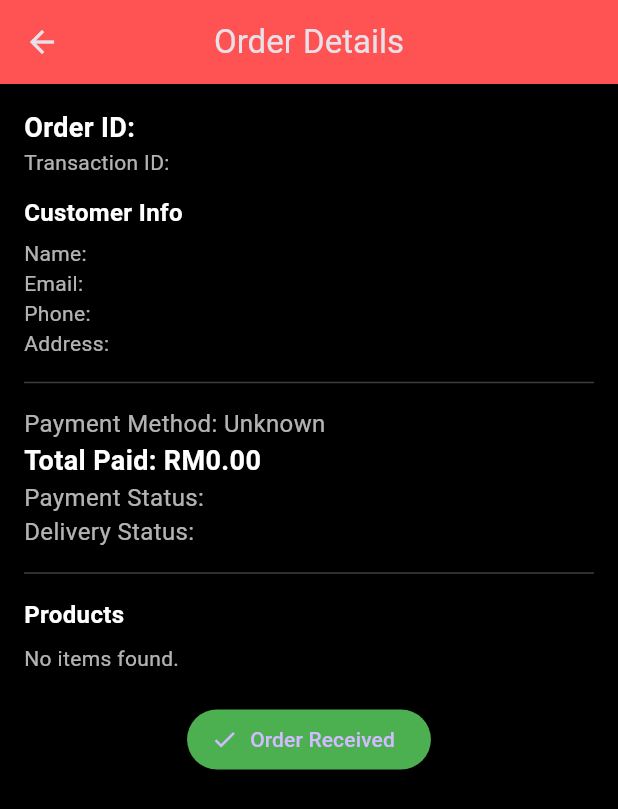
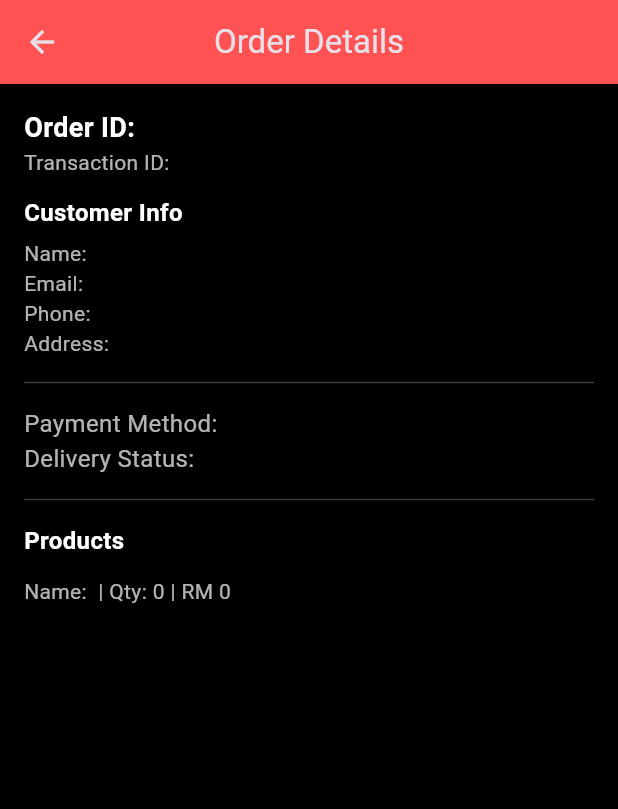
Before and after one commit to elysia-lys/flutter_ecommerce_with_payment_api, a Flutter app: the HistoryContentPage screen opened directly with empty values, on a phone screen of 412 x 824 dp. Shown: the top 809 px of the screen. Run offline on Flutter 3.47's test engine with Material 3 defaults, Android fonts, the phone set to English and light mode, and no system bars; our stand-ins replace carousel_slider, cloud_firestore, firebase_core, shared_preferences; missing offline and left inert: flutter_inappwebview; accounts and stored records are empty.

Commit message:
delivery status updated

```diff
--- a/code/valorant_ecom/lib/UIUX/pages/transaction_history/history_content.dart
+++ b/code/valorant_ecom/lib/UIUX/pages/transaction_history/history_content.dart
@@ -1,23 +1,13 @@
 import 'package:flutter/material.dart';
 import 'package:cloud_firestore/cloud_firestore.dart';
 
-/// Displays detailed order information for a given `orderId`.
-///
-/// This page retrieves order data from Firestore and shows all relevant details:
-/// - Transaction information (Order ID, Tx ID, payment method)
-/// - Customer details
-/// - Product list
-/// - Payment and delivery statuses
-///
-/// The user can also mark the order as "Received," which updates the delivery
-/// status to "Completed" in Firestore.
+/// Displays simplified order details for a given Firestore document ID in `paidProducts`.
 class HistoryContentPage extends StatefulWidget {
-  /// The Firestore document ID representing this order.
-  final String orderId;
+  final String docId; // Firestore document ID from paidProducts
 
   const HistoryContentPage({
     super.key,
-    required this.orderId,
+    required this.docId,
   });
 
   @override
@@ -25,30 +15,20 @@ class HistoryContentPage extends StatefulWidget {
 }
 
 class _HistoryContentPageState extends State<HistoryContentPage> {
-  /// Holds the loaded order document data from Firestore.
   Map<String, dynamic>? orderData;
-
-  /// Used to show a loading indicator while the order is being fetched.
   bool isLoading = true;
-
-  /// Tracks whether the user has confirmed receiving the order.
-  bool orderReceived = false;
 
   @override
   void initState() {
     super.initState();
-    _fetchOrder(); // Begin fetching order details on page initialization.
+    _fetchOrder();
   }
 
-  /// 🔹 Fetches the order document from Firestore using the provided `orderId`.
-  ///
-  /// On success, assigns the retrieved data to `orderData` and hides the loading spinner.
-  /// If the document is missing or an error occurs, logs the issue and stops loading.
   Future<void> _fetchOrder() async {
     try {
       final doc = await FirebaseFirestore.instance
-          .collection('orders')
-          .doc(widget.orderId)
+          .collection('paidProducts')
+          .doc(widget.docId)
           .get();
 
       if (doc.exists) {
@@ -57,7 +37,7 @@ class _HistoryContentPageState extends State<HistoryContentPage> {
           isLoading = false;
         });
       } else {
-        debugPrint("⚠️ Order not found: ${widget.orderId}");
+        debugPrint("⚠️ Order not found: ${widget.docId}");
         setState(() => isLoading = false);
       }
     } catch (e) {
@@ -66,27 +46,22 @@ class _HistoryContentPageState extends State<HistoryContentPage> {
     }
   }
 
-  /// 🔹 Marks the current order as received.
-  ///
-  /// Updates the Firestore document to set `deliveryStatus` = "Completed".
-  /// Also updates local UI state to immediately reflect the change.
-  Future<void> markOrderReceived() async {
+  Future<void> markOrderCompleted() async {
     if (orderData == null) return;
 
-    final orderRef =
-        FirebaseFirestore.instance.collection('orders').doc(widget.orderId);
+    final orderRef = FirebaseFirestore.instance
+        .collection('paidProducts')
+        .doc(widget.docId);
 
     await orderRef.update({'deliveryStatus': 'Completed'});
 
     setState(() {
-      orderReceived = true;
       orderData!['deliveryStatus'] = 'Completed';
     });
   }
 
   @override
   Widget build(BuildContext context) {
-    // 🔹 Display loading indicator while Firestore data is being fetched.
     if (isLoading) {
       return const Scaffold(
         backgroundColor: Colors.black,
@@ -96,7 +71,6 @@ class _HistoryContentPageState extends State<HistoryContentPage> {
       );
     }
 
-    // 🔹 Display fallback UI when order cannot be found.
     if (orderData == null) {
       return const Scaffold(
         backgroundColor: Colors.black,
@@ -109,33 +83,27 @@ class _HistoryContentPageState extends State<HistoryContentPage> {
       );
     }
 
-    // Extract relevant order details safely from Firestore data.
-    final productList =
-        List<Map<String, dynamic>>.from(orderData?['productList'] ?? []);
+    // Normalize product list
+    final productField = orderData?['product'];
+    final productList = <Map<String, dynamic>>[];
+
+    if (productField != null) {
+      if (productField is List) {
+        productList.addAll(List<Map<String, dynamic>>.from(productField));
+      } else if (productField is Map) {
+        productList.add(Map<String, dynamic>.from(productField));
+      }
+    }
+
     final custName = orderData?['custName'] ?? '-';
     final address = orderData?['address'] ?? '-';
     final email = orderData?['custEmail'] ?? '-';
     final number = orderData?['custContact'] ?? '-';
-    final txAmount = orderData?['txAmount'] ?? 0.0;
     final txId = orderData?['txId'] ?? '-';
-    final txChannel = orderData?['txChannel'] ?? '-';
-    final paymentStatus = orderData?['status'] ?? 'Pending';
-    final deliveryStatus = orderData?['deliveryStatus'] ?? 'Pending';
+    final orderId = orderData?['orderId'] ?? '-';
+    final paymentMethod = orderData?['paymentMethod'] ?? '-';
+    final deliveryStatus = orderData?['deliveryStatus'] ?? '-';
 
-    // Convert internal payment channel codes into readable payment methods.
-    String paymentMedium;
-    switch (txChannel) {
-      case 'DD':
-        paymentMedium = 'Online Banking';
-      case 'CC':
-        paymentMedium = 'Credit Card';
-      case 'EW':
-        paymentMedium = 'E-Wallet';
-      default:
-        paymentMedium = 'Unknown';
-    }
-
-    // 🔹 Build main order details UI
     return Scaffold(
       appBar: AppBar(
         title: const Text("Order Details"),
@@ -148,104 +116,60 @@ class _HistoryContentPageState extends State<HistoryContentPage> {
         child: Column(
           crossAxisAlignment: CrossAxisAlignment.start,
           children: [
-            // 🔸 Order ID & Transaction ID section
+            // Order IDs
             Text(
-              "Order ID: ${widget.orderId}",
+              "Order ID: $orderId",
               style: const TextStyle(
-                fontSize: 18,
-                fontWeight: FontWeight.bold,
-                color: Colors.white,
-              ),
+                  fontSize: 18, fontWeight: FontWeight.bold, color: Colors.white),
             ),
-            Text(
-              "Transaction ID: $txId",
-              style: const TextStyle(color: Colors.white70),
-            ),
+            Text("Transaction ID: $txId",
+                style: const TextStyle(color: Colors.white70)),
             const SizedBox(height: 12),
 
-            // 🔸 Customer information section
-            const Text(
-              "Customer Info",
-              style: TextStyle(
-                fontSize: 16,
-                fontWeight: FontWeight.bold,
-                color: Colors.white,
-              ),
-            ),
+            // Customer info
+            const Text("Customer Info",
+                style: TextStyle(
+                    fontSize: 16, fontWeight: FontWeight.bold, color: Colors.white)),
             const SizedBox(height: 6),
-            Text("Name: $custName",
-                style: const TextStyle(color: Colors.white70)),
-            Text("Email: $email",
-                style: const TextStyle(color: Colors.white70)),
-            Text("Phone: $number",
-                style: const TextStyle(color: Colors.white70)),
-            Text("Address: $address",
-                style: const TextStyle(color: Colors.white70)),
+            Text("Name: $custName", style: const TextStyle(color: Colors.white70)),
+            Text("Email: $email", style: const TextStyle(color: Colors.white70)),
+            Text("Phone: $number", style: const TextStyle(color: Colors.white70)),
+            Text("Address: $address", style: const TextStyle(color: Colors.white70)),
             const Divider(height: 32, color: Colors.white24),
 
-            // 🔸 Payment information section
-            Text(
-              "Payment Method: $paymentMedium",
-              style: const TextStyle(color: Colors.white70, fontSize: 16),
-            ),
-            Text(
-              "Total Paid: RM${double.tryParse(txAmount.toString())?.toStringAsFixed(2) ?? '5.00'}",
-              style: const TextStyle(
-                color: Colors.white,
-                fontWeight: FontWeight.bold,
-                fontSize: 18,
-              ),
-            ),
-            Text(
-              "Payment Status: $paymentStatus",
-              style: const TextStyle(color: Colors.white70, fontSize: 16),
-            ),
-            Text(
-              "Delivery Status: $deliveryStatus",
-              style: const TextStyle(color: Colors.white70, fontSize: 16),
-            ),
+            // Payment & Delivery info
+            Text("Payment Method: $paymentMethod",
+                style: const TextStyle(color: Colors.white70, fontSize: 16)),
+            Text("Delivery Status: $deliveryStatus",
+                style: const TextStyle(color: Colors.white70, fontSize: 16)),
             const Divider(height: 32, color: Colors.white24),
 
-            // 🔸 Product list section
-            const Text(
-              "Products",
-              style: TextStyle(
-                fontSize: 16,
-                fontWeight: FontWeight.bold,
-                color: Colors.white,
-              ),
-            ),
+            // Product list
+            const Text("Products",
+                style: TextStyle(
+                    fontSize: 16, fontWeight: FontWeight.bold, color: Colors.white)),
             const SizedBox(height: 8),
-
-            // Display each purchased product
             if (productList.isNotEmpty)
               ...productList.map(
                 (item) => Padding(
                   padding: const EdgeInsets.symmetric(vertical: 4),
                   child: Text(
-                    "Product ID: ${item['id'] ?? '-'} | Name: ${item['name'] ?? '-'} | Qty: ${item['qty']} | RM ${double.tryParse(item['amount'].toString())?.toStringAsFixed(2) ?? '5.00'}",
-                    style: const TextStyle(color: Colors.white70),
-                  ),
+                      "Name: ${item['name'] ?? '-'} | Qty: ${item['qty'] ?? 1} | RM ${item['amount'] ?? '0.00'}",
+                      style: const TextStyle(color: Colors.white70)),
                 ),
               )
             else
-              const Text(
-                "No items found.",
-                style: TextStyle(color: Colors.white70),
-              ),
+              const Text("No items found.", style: TextStyle(color: Colors.white70)),
 
             const SizedBox(height: 20),
-
-            // 🔸 Mark order as received button
-            if (!orderReceived && deliveryStatus != 'Completed')
+            // ✅ Show button only if status is "delivering"
+            if (deliveryStatus == 'delivering')
               Center(
                 child: ElevatedButton.icon(
                   icon: const Icon(Icons.check),
                   label: const Text("Order Received"),
-                  style: ElevatedButton.styleFrom(
-                    backgroundColor: Colors.green,
-                  ),
-                  onPressed: markOrderReceived,
+                  style: ElevatedButton.styleFrom(backgroundColor: Colors.green),
+                  onPressed: markOrderCompleted,
                 ),
               ),
           ],
--- a/code/valorant_ecom/lib/payment_API/order_checkout.dart
+++ b/code/valorant_ecom/lib/payment_API/order_checkout.dart
@@ -87,7 +87,6 @@ class _OrderCheckoutState extends State<OrderCheckout> {
                 })
             .toList(),
         "status": "pending_payment",
-        "deliveryStatus": "not_started",
         "createdAt": DateTime.now(),
       };
 
@@ -144,7 +143,6 @@ class _OrderCheckoutState extends State<OrderCheckout> {
     }
   }
 
-  /// Custom validator for each input field
   String? _validateField(String label, String? value) {
     if (value == null || value.trim().isEmpty) {
       return "Please enter your $label";
@@ -152,7 +150,6 @@ class _OrderCheckoutState extends State<OrderCheckout> {
 
     switch (label) {
       case "Full Name":
-        // Must contain at least 2 words, each 2+ letters
         if (!RegExp(r"^[A-Za-z]+(?: [A-Za-z]+)+$").hasMatch(value.trim())) {
           return "Please enter your full name (first and last name).";
         }
@@ -174,7 +171,6 @@ class _OrderCheckoutState extends State<OrderCheckout> {
         break;
 
       case "Address":
-        // Require letters and numbers, at least 10 chars, and some structure
         if (value.trim().length < 10) {
           return "Address must be at least 10 characters long.";
         }
@@ -188,7 +184,7 @@ class _OrderCheckoutState extends State<OrderCheckout> {
         break;
     }
 
-    return null; // valid
+    return null;
   }
 
   Widget _buildTextField(String label, TextEditingController controller) {
```
Also changed, not shown: code/valorant_ecom/lib/UIUX/pages/transaction_history/history.dart (+16 -38 lines), 1 other file.
